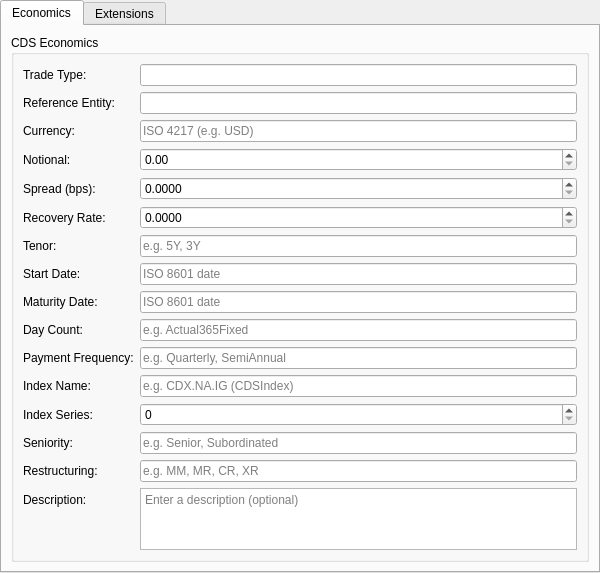
This is projects/ores.qt.trading/ui/CreditInstrumentForm.ui in OreStudio/OreStudio as Qt 5 draws it before an edit. The edited form follows.
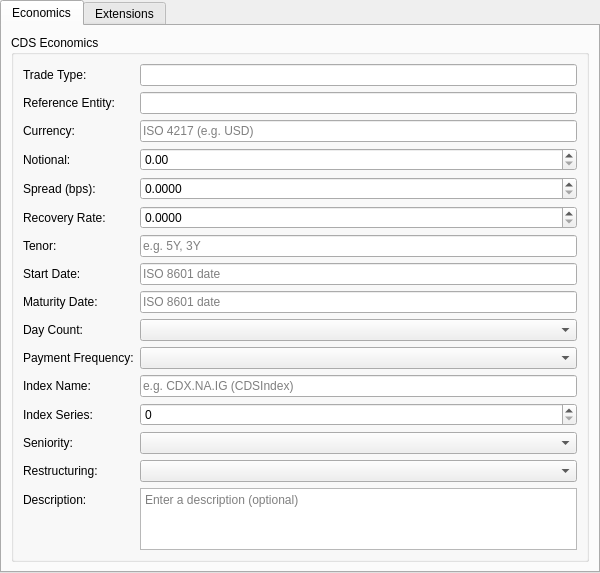
This is the edited form.

Commit message:
[qt,trading] Replace free-text fields with combo boxes in all instrument forms
Add InstrumentFormUtils with shared populate/get/set helpers for all
controlled-vocabulary fields (settlement, option type, exercise style,
day count, frequency, barrier type, etc.) across all six instrument
forms. Trade type code is now permanently read-only in all forms.

Diff of the .ui file:
```diff
--- a/projects/ores.qt.trading/ui/CreditInstrumentForm.ui
+++ b/projects/ores.qt.trading/ui/CreditInstrumentForm.ui
@@ -111,17 +111,13 @@
            <widget class="QLabel"><property name="text"><string>Day Count:</string></property></widget>
           </item>
           <item row="9" column="1">
-           <widget class="QLineEdit" name="dayCountCodeEdit">
-            <property name="placeholderText"><string>e.g. Actual365Fixed</string></property>
-           </widget>
+           <widget class="QComboBox" name="dayCountCombo"/>
           </item>
           <item row="10" column="0">
            <widget class="QLabel"><property name="text"><string>Payment Frequency:</string></property></widget>
           </item>
           <item row="10" column="1">
-           <widget class="QLineEdit" name="paymentFrequencyCodeEdit">
-            <property name="placeholderText"><string>e.g. Quarterly, SemiAnnual</string></property>
-           </widget>
+           <widget class="QComboBox" name="paymentFrequencyCombo"/>
           </item>
           <item row="11" column="0">
            <widget class="QLabel"><property name="text"><string>Index Name:</string></property></widget>
@@ -144,17 +140,13 @@
            <widget class="QLabel"><property name="text"><string>Seniority:</string></property></widget>
           </item>
           <item row="13" column="1">
-           <widget class="QLineEdit" name="seniorityEdit">
-            <property name="placeholderText"><string>e.g. Senior, Subordinated</string></property>
-           </widget>
+           <widget class="QComboBox" name="seniorityCombo"/>
           </item>
           <item row="14" column="0">
            <widget class="QLabel"><property name="text"><string>Restructuring:</string></property></widget>
           </item>
           <item row="14" column="1">
-           <widget class="QLineEdit" name="restructuringEdit">
-            <property name="placeholderText"><string>e.g. MM, MR, CR, XR</string></property>
-           </widget>
+           <widget class="QComboBox" name="restructuringCombo"/>
           </item>
           <item row="15" column="0">
            <widget class="QLabel"><property name="text"><string>Description:</string></property></widget>
```
Left out of the diff: 8 changed lines with no effect on the pictures. The commit also changes 13 other files.
